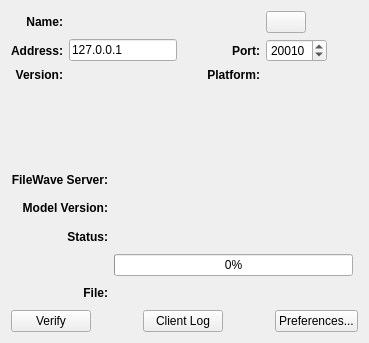
Qt form FileWaveGuiLib/ClientStatusMonitorFiles/FWStatusDlg.ui (fw-dev/translations) before a commit.
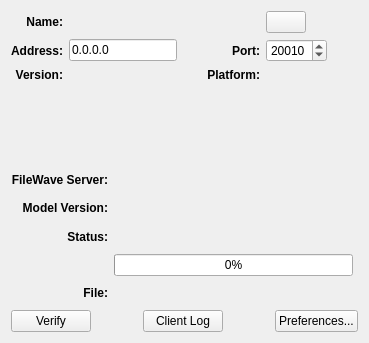
The same form after that commit. Icons and pictures are not drawn. Custom widgets are drawn as their Qt base class.

```diff
--- a/FileWaveGuiLib/ClientStatusMonitorFiles/FWStatusDlg.ui
+++ b/FileWaveGuiLib/ClientStatusMonitorFiles/FWStatusDlg.ui
@@ -89,7 +89,7 @@
      <item row="1" column="1">
       <widget class="QLineEdit" name="mClientIP">
        <property name="text">
-        <string>127.0.0.1</string>
+        <string>0.0.0.0</string>
        </property>
       </widget>
      </item>
```
Left out of the diff: 2 changed lines with no effect on the pictures.
